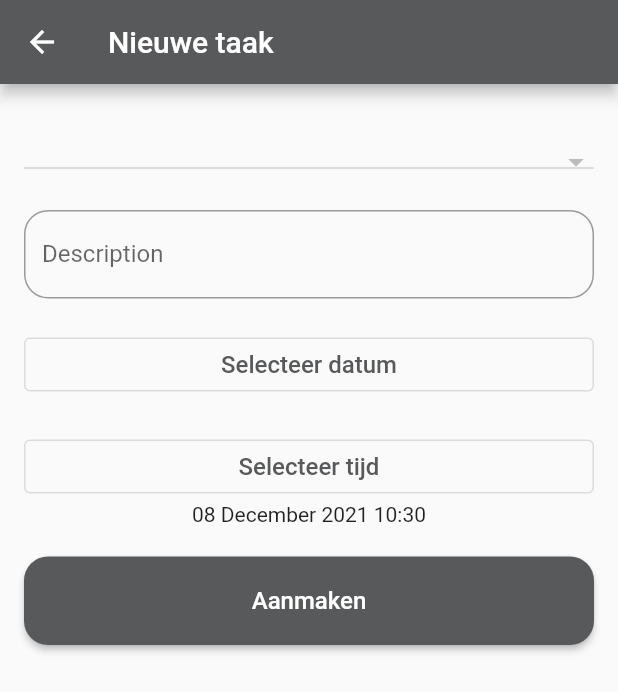
After one commit to Talha-Bayansar/task-manager-flutter, a Flutter app: the CreateTaskScreen screen opened directly, after a tap on "Aanmaken", on a phone screen of 412 x 824 dp. The commit adds this screen. Shown: the top 692 px of the screen. Run offline on Flutter 3.47's test engine with Material 2 defaults, Android fonts, the phone set to English and light mode, and no system bars; our stand-ins replace dio, email_validator, flutter_riverpod, shared_preferences; accounts and stored records are empty; network calls fail.

Commit message:
Create task working done

```diff
--- a/lib/models/subject.dart
+++ b/lib/models/subject.dart
@@ -10,4 +10,10 @@ class Subject {
       title: json['title'],
     );
   }
+
+  Map<String, dynamic> toJson() => {
+        'id': id,
+        'title': title,
+        'color': color,
+      };
 }
--- a/lib/models/task.dart
+++ b/lib/models/task.dart
@@ -22,4 +22,10 @@ class Task {
       subject: Subject.fromJson(json['subject']),
     );
   }
+
+  Map<String, dynamic> toJsonDto() => {
+        'description': description,
+        'deadline': deadline,
+        'subject': subject.toJson(),
+      };
 }
--- /dev/null
+++ b/lib/providers/subject_provider.dart
@@ -0,0 +1,31 @@
+import 'dart:io';
+
+import 'package:dio/dio.dart';
+import 'package:flutter_riverpod/flutter_riverpod.dart';
+import 'package:task_manager/models/subject.dart';
+import 'package:task_manager/utillities/constants.dart';
+import 'package:task_manager/utillities/shared_prefs.dart';
+
+final subjectProvider = Provider<SubjectProvider>((ref) => SubjectProvider());
+
+class SubjectProvider {
+  String taskUrl = '$kApiUrl/subjects';
+
+  Future<List<dynamic>> fetchSubjects() async {
+    String token = SharedPrefs.instance.getString('jwt') ?? '';
+    Response response = await Dio().get(
+      taskUrl,
+      options:
+          Options(headers: {HttpHeaders.authorizationHeader: 'Bearer $token'}),
+    );
+    return response.data;
+  }
+
+  Future<List<Subject>> getSubjects() async {
+    List<dynamic> subjectsJson = await fetchSubjects();
+    List<Subject> subjects = subjectsJson
+        .map((subjectJson) => Subject.fromJson(subjectJson))
+        .toList();
+    return subjects;
+  }
+}
--- /dev/null
+++ b/lib/screens/create_task/create_task_screen.dart
@@ -0,0 +1,169 @@
+import 'package:flutter/material.dart';
+import 'package:flutter_riverpod/flutter_riverpod.dart';
+import 'package:task_manager/models/subject.dart';
+import 'package:task_manager/providers/subject_provider.dart';
+import 'package:task_manager/providers/task_provider.dart';
+import 'package:task_manager/utillities/date_formatter.dart';
+import 'package:task_manager/widgets/custom_text_field.dart';
+import 'package:task_manager/widgets/submit_button.dart';
+
+class CreateTaskScreen extends ConsumerStatefulWidget {
+  const CreateTaskScreen({Key? key}) : super(key: key);
+
+  @override
+  CreateTaskScreenState createState() => CreateTaskScreenState();
+}
+
+class CreateTaskScreenState extends ConsumerState<CreateTaskScreen> {
+  final TextEditingController descriptionController = TextEditingController();
+  List<Subject> subjects = [];
+  Subject? selectedSubject;
+  DateTime selectedDate = DateTime.now();
+  TimeOfDay selectedTime = TimeOfDay.now();
+  DateTime selectedDateTime = DateTime.now();
+
+  Future<void> _selectDate(BuildContext context) async {
+    final DateTime? picked = await showDatePicker(
+        context: context,
+        initialDate: selectedDate,
+        firstDate: selectedDate,
+        lastDate: DateTime(2101));
+    if (picked != null && picked != selectedDate) {
+      setState(() {
+        selectedDate = picked;
+        selectedDateTime = DateTime(
+          picked.year,
+          picked.month,
+          picked.day,
+          selectedTime.hour,
+          selectedTime.minute,
+        );
+      });
+    }
+  }
+
+  Future<void> _selectTime(BuildContext context) async {
+    final TimeOfDay? picked = await showTimePicker(
+      context: context,
+      initialTime: selectedTime,
+      builder: (BuildContext context, Widget? child) {
+        return MediaQuery(
+          data: MediaQuery.of(context).copyWith(alwaysUse24HourFormat: true),
+          child: child!,
+        );
+      },
+    );
+    if (picked != null && picked != selectedTime) {
+      setState(() {
+        selectedTime = picked;
+        selectedDateTime = DateTime(
+          selectedDate.year,
+          selectedDate.month,
+          selectedDate.day,
+          picked.hour,
+          picked.minute,
+        );
+      });
+    }
+  }
+
+  Future<void> initSubjects() async {
+    List<Subject> fetchedSubjects =
+        await ref.read(subjectProvider).getSubjects();
+    setState(() {
+      subjects = fetchedSubjects;
+      selectedSubject = subjects[0];
+    });
+  }
+
+  @override
+  void initState() {
+    initSubjects();
+    super.initState();
+  }
+
+  @override
+  Widget build(BuildContext context) {
+    return Scaffold(
+      appBar: AppBar(
+        title: const Text("Nieuwe taak"),
+      ),
+      body: Form(
+        child: ListView(
+          padding: const EdgeInsets.symmetric(horizontal: 16.0),
+          children: [
+            const SizedBox(
+              height: 40,
+            ),
+            DropdownButton<Subject>(
+              value: selectedSubject,
+              onChanged: (Subject? newSubject) {
+                setState(() {
+                  selectedSubject = newSubject;
+                });
+              },
+              isExpanded: true,
+              items: subjects
+                  .map(
+                    (subject) => DropdownMenuItem<Subject>(
+                      child: Text(subject.title),
+                      value: subject,
+                    ),
+                  )
+                  .toList(),
+            ),
+            const SizedBox(
+              height: 20,
+            ),
+            CustomTextField(
+              label: "Description",
+              controller: descriptionController,
+            ),
+            const SizedBox(
+              height: 20,
+            ),
+            OutlinedButton(
+              onPressed: () async {
+                await _selectDate(context);
+              },
+              child: const Text('Selecteer datum'),
+            ),
+            const SizedBox(
+              height: 20,
+            ),
+            OutlinedButton(
+              onPressed: () async {
+                await _selectTime(context);
+              },
+              child: const Text('Selecteer tijd'),
+            ),
+            Text(
+              DateFormatter.getDateTime(
+                selectedDateTime.toIso8601String(),
+              ),
+              textAlign: TextAlign.center,
+            ),
+            const SizedBox(
+              height: 20,
+            ),
+            SubmitButton(
+              title: 'Aanmaken',
+              onPressed: () async {
+                try {
+                  await ref.read(taskProvider).createTask({
+                    'description': descriptionController.text,
+                    'subject': selectedSubject!.id,
+                    'deadline': selectedDateTime.toIso8601String(),
+                  });
+                  Navigator.pop(context);
+                } catch (e) {
+                  throw 'Failed to create task';
+                }
+              },
+            )
+          ],
+        ),
+      ),
+    );
+  }
+}
--- a/lib/utillities/date_formatter.dart
+++ b/lib/utillities/date_formatter.dart
@@ -2,10 +2,15 @@ import 'package:intl/intl.dart';
 
 class DateFormatter {
   static String getDate(String date) {
-    return DateFormat('dd MMMM yyyy').format(DateTime.parse(date));
+    return DateFormat('dd MMMM yyyy').format(DateTime.parse(date).toLocal());
   }
 
   static String getTime(String date) {
-    return DateFormat('hh:mm').format(DateTime.parse(date));
+    return DateFormat('HH:mm').format(DateTime.parse(date).toLocal());
+  }
+
+  static String getDateTime(String dateTime) {
+    return DateFormat('dd MMMM yyyy HH:mm')
+        .format(DateTime.parse(dateTime).toLocal());
   }
 }
--- a/pubspec.yaml
+++ b/pubspec.yaml
@@ -40,6 +40,7 @@ dependencies:
   beamer: ^0.14.1
   email_validator: ^2.0.1
   intl: ^0.17.0
+  animations: ^2.0.2
 
 dev_dependencies:
   flutter_test:
```
Also changed, not shown: lib/providers/task_provider.dart (+13 -0 lines), lib/screens/home/home_screen.dart (+11 -3 lines), pubspec.lock.
